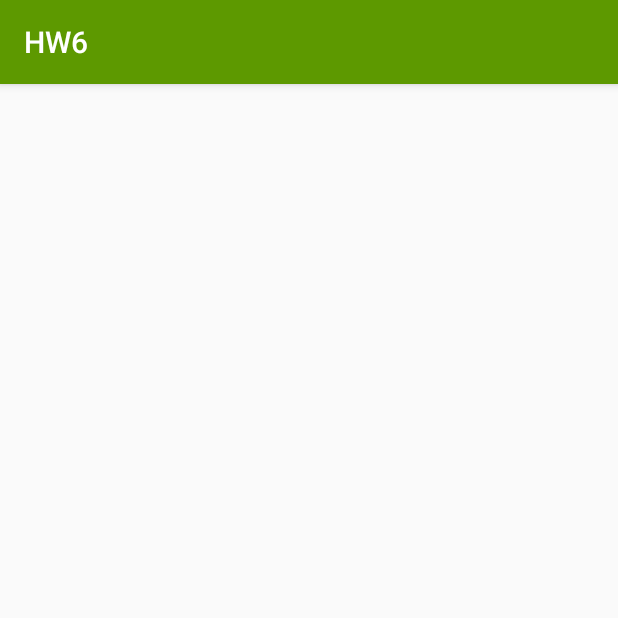
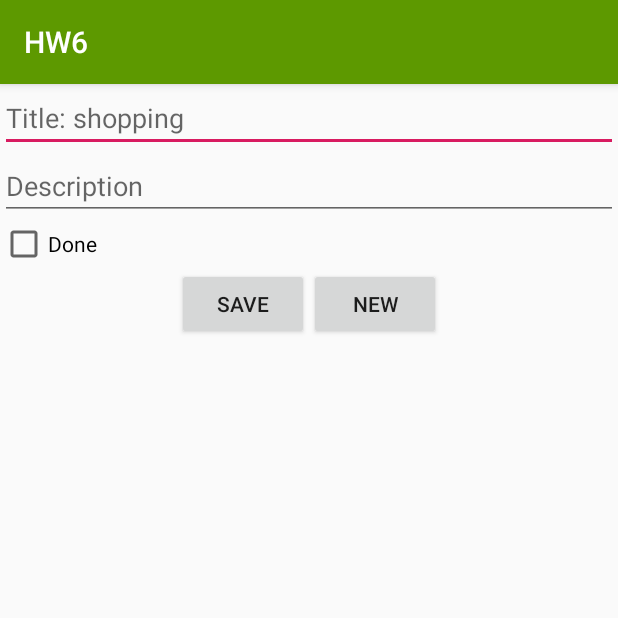
Before and after one commit to bahmanebazoo/HW6, an Android app: the AddToDoActivity screen opened directly, with no data from a screen before it, on a phone screen of 412 x 824 dp, the top half of it. Run offline under Robolectric (Android 15) with nearby library versions, the phone set to English and light mode, and no system bars.

Commit message:
Buttons defined in AddToDoFragment AddToDoFragment beginTransacted to AddToDoActivity activity_add_to_do got ID as container

```diff
--- a/app/src/main/java/com/example/mind/hw6/AddToDoActivity.java
+++ b/app/src/main/java/com/example/mind/hw6/AddToDoActivity.java
@@ -3,6 +3,8 @@ package com.example.mind.hw6;
 import android.app.Activity;
 import android.content.Context;
 import android.content.Intent;
+import android.support.v4.app.Fragment;
+import android.support.v4.app.FragmentManager;
 import android.support.v7.app.AppCompatActivity;
 import android.os.Bundle;
 
@@ -12,7 +14,12 @@ public class AddToDoActivity extends AppCompatActivity {
     protected void onCreate(Bundle savedInstanceState) {
         super.onCreate(savedInstanceState);
         setContentView(R.layout.activity_add_to_do);
-
+        FragmentManager fragmentManager = getSupportFragmentManager();
+        Fragment fragment = fragmentManager.findFragmentById(R.id.fragment_container);
+        if(fragment==null){
+            fragment = new AddToDoFragment();
+            fragmentManager.beginTransaction().add(R.id.fragment_container,fragment).commit();
+        }
 
 
     }
--- a/app/src/main/java/com/example/mind/hw6/AddToDoFragment.java
+++ b/app/src/main/java/com/example/mind/hw6/AddToDoFragment.java
@@ -6,6 +6,9 @@ import android.support.v4.app.Fragment;
 import android.view.LayoutInflater;
 import android.view.View;
 import android.view.ViewGroup;
+import android.widget.Button;
+import android.widget.CheckBox;
+import android.widget.EditText;
 
 
 /**
@@ -13,6 +16,11 @@ import android.view.ViewGroup;
  */
 public class AddToDoFragment extends Fragment {
 
+    private EditText mTitle;
+    private EditText mDescription;
+    private CheckBox mDone;
+    private Button mSave;
+    private Button mNext;
 
     public AddToDoFragment() {
         // Required empty public constructor
@@ -23,7 +31,18 @@ public class AddToDoFragment extends Fragment {
     public View onCreateView(LayoutInflater inflater, ViewGroup container,
                              Bundle savedInstanceState) {
         // Inflate the layout for this fragment
-        return inflater.inflate(R.layout.fragment_add_to_do, container, false);
+        View view = inflater.inflate(R.layout.fragment_add_to_do, container, false);
+
+        mTitle = view.findViewById(R.id.insert_title);
+        mDescription = view.findViewById(R.id.insert_description);
+        mDone = view.findViewById(R.id.done_condition);
+        mSave = view.findViewById(R.id.save_to_list);
+        mNext = view.findViewById(R.id.new_to_do);
+
+
+        return view;
+
+
     }
 
 }
--- a/app/src/main/res/layout/activity_add_to_do.xml
+++ b/app/src/main/res/layout/activity_add_to_do.xml
@@ -1,9 +1,12 @@
 <?xml version="1.0" encoding="utf-8"?>
-<android.support.constraint.ConstraintLayout xmlns:android="http://schemas.android.com/apk/res/android"
+<FrameLayout
+    xmlns:android="http://schemas.android.com/apk/res/android"
     xmlns:app="http://schemas.android.com/apk/res-auto"
     xmlns:tools="http://schemas.android.com/tools"
     android:layout_width="match_parent"
     android:layout_height="match_parent"
+    android:orientation="vertical"
+    android:id="@+id/fragment_container"
     tools:context=".AddToDoActivity">
 
-</android.support.constraint.ConstraintLayout>
+</FrameLayout>
```
